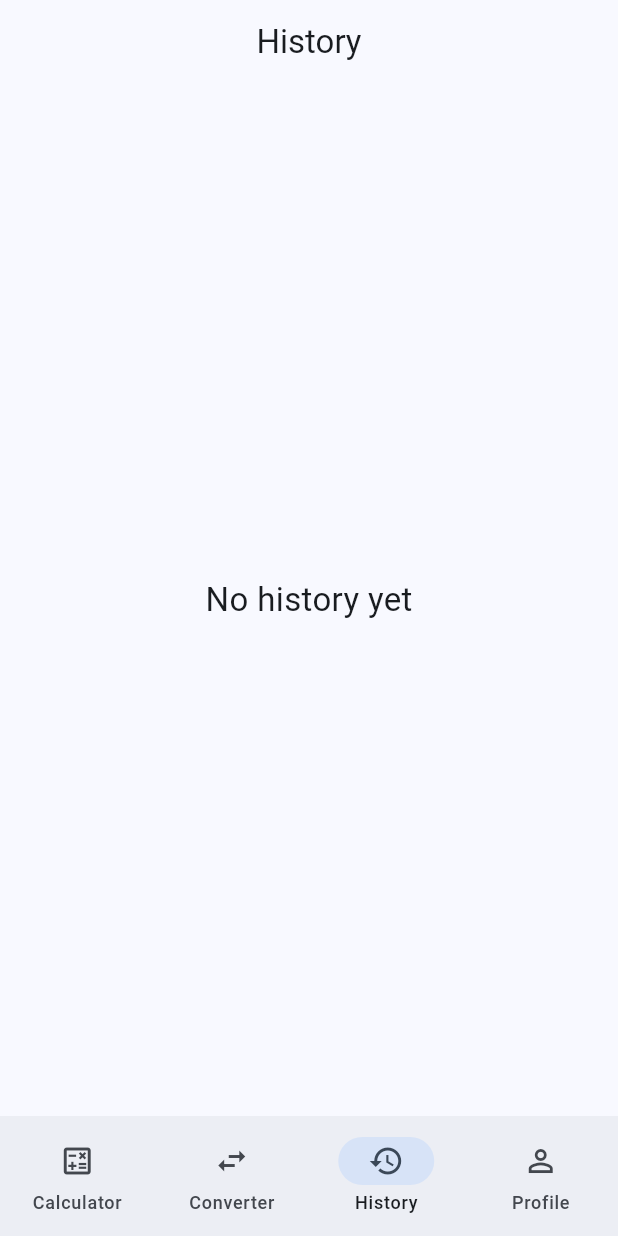
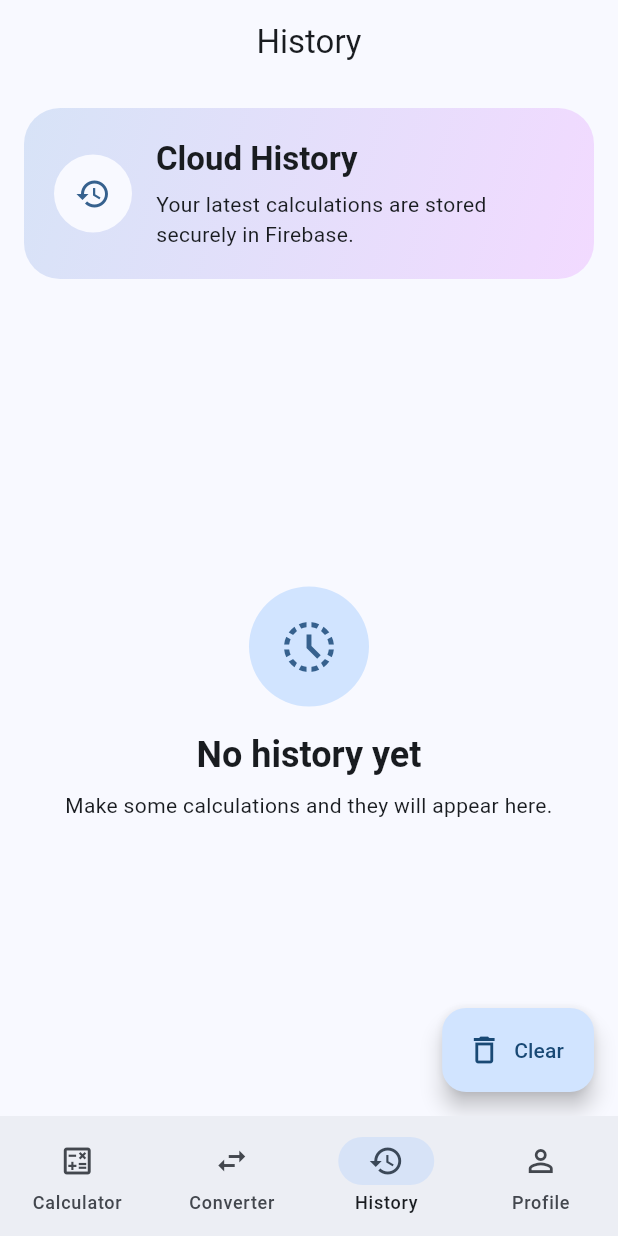
Before and after one commit to remisxxyy/smartcalc, a Flutter app: the screen it shows after launch, item 3 of the bottom bar chosen, on a phone screen of 412 x 824 dp. Run offline on Flutter 3.47's test engine with Material 3 defaults, Android fonts, the phone set to English and light mode, and no system bars; our stand-ins replace cloud_firestore, firebase_auth, firebase_core, google_sign_in, math_expressions; accounts and stored records are empty.

Commit message:
Redesign history screen and add clear history action

```diff
--- a/lib/screens/history_screen.dart
+++ b/lib/screens/history_screen.dart
@@ -1,23 +1,102 @@
+import 'package:cloud_firestore/cloud_firestore.dart';
 import 'package:flutter/material.dart';
-import 'package:cloud_firestore/cloud_firestore.dart';
+
 import '../services/history_service.dart';
 
 class HistoryScreen extends StatelessWidget {
   const HistoryScreen({super.key});
 
+  Future<void> _clearHistory(BuildContext context) async {
+    try {
+      await HistoryService.clearAll();
+      ScaffoldMessenger.of(context).showSnackBar(
+        const SnackBar(
+          content: Text('History cleared successfully'),
+        ),
+      );
+    } catch (e) {
+      ScaffoldMessenger.of(context).showSnackBar(
+        SnackBar(
+          content: Text('Failed to clear history: $e'),
+        ),
+      );
+    }
+  }
+
   @override
   Widget build(BuildContext context) {
+    final theme = Theme.of(context);
+
     return Scaffold(
       appBar: AppBar(
-        title: const Text("History"),
+        title: const Text('History'),
         centerTitle: true,
       ),
-      body: StreamBuilder<QuerySnapshot>(
+      body: SafeArea(
+        child: Column(
+          children: [
+            Padding(
+              padding: const EdgeInsets.fromLTRB(16, 16, 16, 8),
+              child: Container(
+                width: double.infinity,
+                padding: const EdgeInsets.all(20),
+                decoration: BoxDecoration(
+                  gradient: LinearGradient(
+                    colors: [
+                      theme.colorScheme.secondaryContainer,
+                      theme.colorScheme.tertiaryContainer,
+                    ],
+                    begin: Alignment.topLeft,
+                    end: Alignment.bottomRight,
+                  ),
+                  borderRadius: BorderRadius.circular(24),
+                ),
+                child: Row(
+                  children: [
+                    CircleAvatar(
+                      radius: 26,
+                      backgroundColor: theme.colorScheme.surface,
+                      child: Icon(
+                        Icons.history,
+                        color: theme.colorScheme.primary,
+                      ),
+                    ),
+                    const SizedBox(width: 16),
+                    Expanded(
+                      child: Column(
+                        crossAxisAlignment: CrossAxisAlignment.start,
+                        children: [
+                          Text(
+                            'Cloud History',
+                            style: theme.textTheme.titleLarge?.copyWith(
+                              fontWeight: FontWeight.bold,
+                            ),
+                          ),
+                          const SizedBox(height: 6),
+                          Text(
+                            'Your latest calculations are stored securely in Firebase.',
+                            style: theme.textTheme.bodyMedium,
+                          ),
+                        ],
+                      ),
+                    ),
+                  ],
+                ),
+              ),
+            ),
+            Expanded(
+              child: StreamBuilder<QuerySnapshot>(
                 stream: HistoryService.getHistory(),
                 builder: (context, snapshot) {
                   if (snapshot.hasError) {
                     return Center(
-                child: Text('Error: ${snapshot.error}'),
+                      child: Padding(
+                        padding: const EdgeInsets.all(20),
+                        child: Text(
+                          'Error: ${snapshot.error}',
+                          textAlign: TextAlign.center,
+                        ),
+                      ),
                     );
                   }
 
@@ -28,32 +107,104 @@ class HistoryScreen extends StatelessWidget {
                   }
 
                   if (!snapshot.hasData || snapshot.data!.docs.isEmpty) {
-              return const Center(
-                child: Text(
-                  "No history yet",
-                  style: TextStyle(fontSize: 22),
-                ),
-              );
+                    return _EmptyHistoryView(theme: theme);
                   }
 
                   final docs = snapshot.data!.docs;
 
                   return ListView.builder(
+                    padding: const EdgeInsets.fromLTRB(16, 8, 16, 100),
                     itemCount: docs.length,
                     itemBuilder: (context, index) {
                       final item = docs[index];
+                      final text = item['text'] ?? '';
+                      final time = item['time'] ?? '';
 
                       return Card(
-                  margin: const EdgeInsets.all(8),
+                        elevation: 0,
+                        margin: const EdgeInsets.only(bottom: 12),
+                        shape: RoundedRectangleBorder(
+                          borderRadius: BorderRadius.circular(20),
+                          side: BorderSide(
+                            color: theme.colorScheme.outlineVariant,
+                          ),
+                        ),
                         child: ListTile(
-                    title: Text(item["text"]),
-                    subtitle: Text(item["time"] ?? ""),
+                          contentPadding: const EdgeInsets.all(16),
+                          leading: CircleAvatar(
+                            backgroundColor: theme.colorScheme.primaryContainer,
+                            child: Icon(
+                              Icons.calculate_outlined,
+                              color: theme.colorScheme.primary,
+                            ),
+                          ),
+                          title: Text(
+                            text,
+                            style: const TextStyle(
+                              fontWeight: FontWeight.w600,
+                            ),
+                          ),
+                          subtitle: Padding(
+                            padding: const EdgeInsets.only(top: 6),
+                            child: Text(time),
+                          ),
                         ),
                       );
                     },
                   );
-          }
+                },
+              ),
+            ),
+          ],
+        ),
+      ),
+      floatingActionButton: FloatingActionButton.extended(
+        onPressed: () => _clearHistory(context),
+        icon: const Icon(Icons.delete_outline),
+        label: const Text('Clear'),
       ),
     );
   }
 }
+
+class _EmptyHistoryView extends StatelessWidget {
+  final ThemeData theme;
+
+  const _EmptyHistoryView({required this.theme});
+
+  @override
+  Widget build(BuildContext context) {
+    return Center(
+      child: Padding(
+        padding: const EdgeInsets.all(24),
+        child: Column(
+          mainAxisAlignment: MainAxisAlignment.center,
+          children: [
+            CircleAvatar(
+              radius: 40,
+              backgroundColor: theme.colorScheme.primaryContainer,
+              child: Icon(
+                Icons.history_toggle_off,
+                size: 40,
+                color: theme.colorScheme.primary,
+              ),
+            ),
+            const SizedBox(height: 16),
+            Text(
+              'No history yet',
+              style: theme.textTheme.headlineSmall?.copyWith(
+                fontWeight: FontWeight.bold,
+              ),
+            ),
+            const SizedBox(height: 8),
+            Text(
+              'Make some calculations and they will appear here.',
+              textAlign: TextAlign.center,
+              style: theme.textTheme.bodyMedium,
+            ),
+          ],
+        ),
+      ),
+    );
+  }
+}
```
Also changed, not shown: lib/services/history_service.dart (+17 -0 lines). Lines whose indentation alone changed are shown as unchanged.
